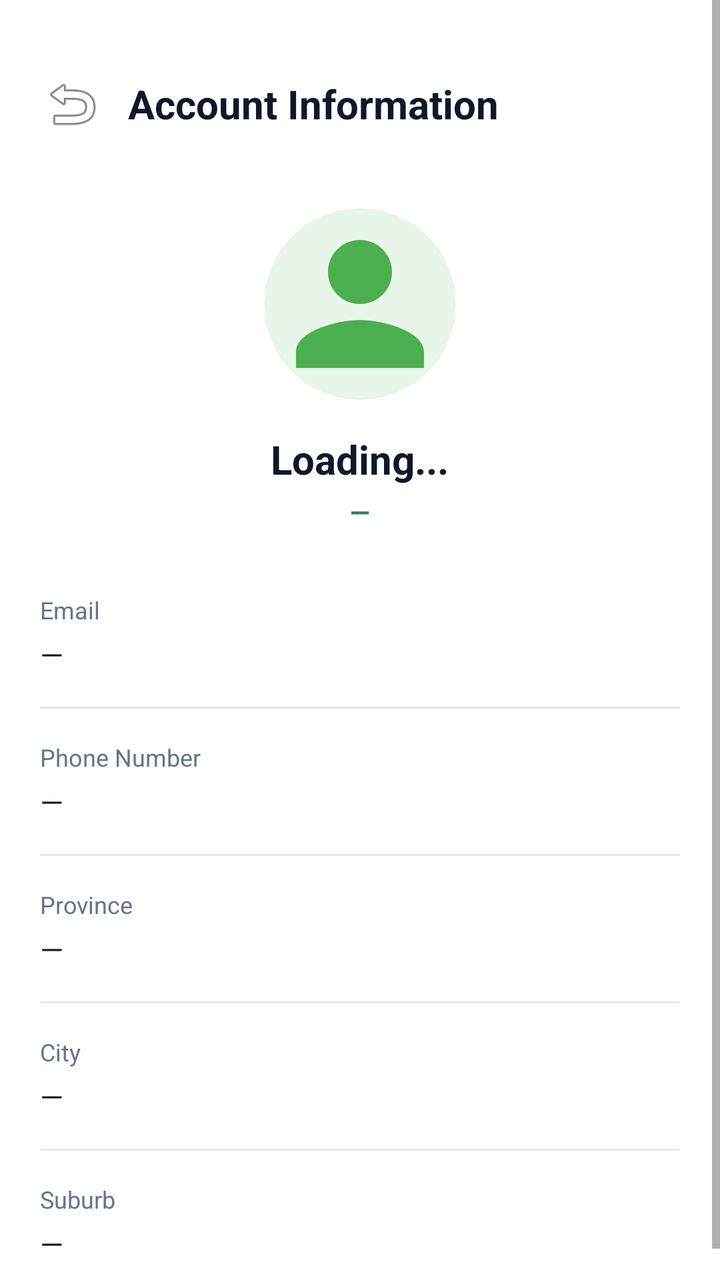
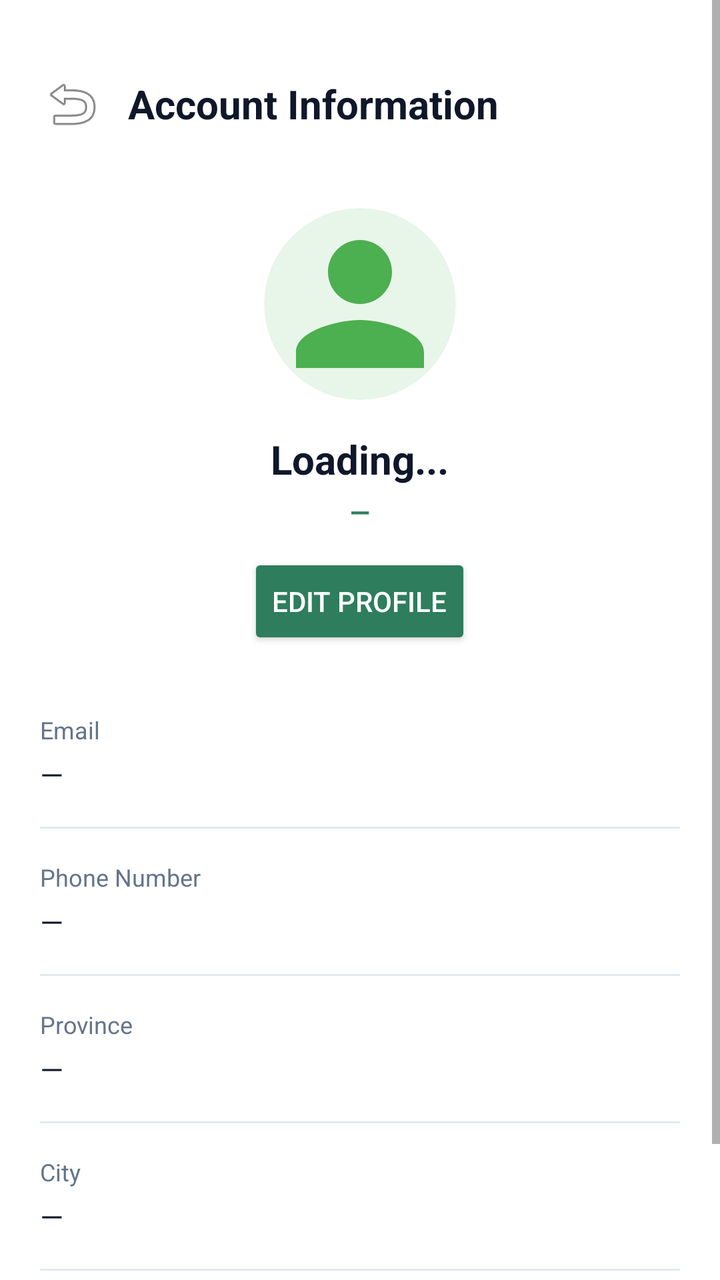

Compare the two renders of this Android layout. The source of the first and the diff that turns it into the second are given below.
<!-- AndroidManifest.xml: application theme Theme.Khula -->
<!-- res/layout/activity_account_information.xml -->
<?xml version="1.0" encoding="utf-8"?>
<ScrollView xmlns:android="http://schemas.android.com/apk/res/android"
    xmlns:app="http://schemas.android.com/apk/res-auto"
    xmlns:tools="http://schemas.android.com/tools"
    android:id="@+id/main"
    android:layout_width="match_parent"
    android:layout_height="match_parent"
    android:background="#FFFFFF"
    android:fillViewport="true"
    tools:context=".AccountInformation">

    <LinearLayout
        android:layout_width="match_parent"
        android:layout_height="wrap_content"
        android:orientation="vertical"
        android:paddingBottom="24dp">

        
        <LinearLayout
            android:layout_width="match_parent"
            android:layout_height="wrap_content"
            android:layout_marginTop="32dp"
            android:gravity="center_vertical"
            android:orientation="horizontal"
            android:paddingHorizontal="16dp">

            <ImageButton
                android:id="@+id/btnBack"
                android:layout_width="40dp"
                android:layout_height="40dp"
                android:background="?attr/selectableItemBackgroundBorderless"
                android:contentDescription="Back"
                android:src="@android:drawable/ic_menu_revert"
                app:tint="#0F172A" />

            <TextView
                android:layout_width="wrap_content"
                android:layout_height="wrap_content"
                android:layout_marginStart="8dp"
                android:text="Account Information"
                android:textColor="#0F172A"
                android:textSize="20sp"
                android:textStyle="bold" />
        </LinearLayout>

        
        <LinearLayout
            android:layout_width="match_parent"
            android:layout_height="wrap_content"
            android:layout_marginTop="32dp"
            android:gravity="center"
            android:orientation="vertical">

            <ImageView
                android:id="@+id/ivAvatar"
                android:layout_width="96dp"
                android:layout_height="96dp"
                android:src="@drawable/ic_customer"
                android:scaleType="centerCrop"
                android:background="@drawable/bg_avatar_circle"
                android:clipToOutline="true" />

            <TextView
                android:id="@+id/tvFullName"
                android:layout_width="wrap_content"
                android:layout_height="wrap_content"
                android:layout_marginTop="16dp"
                android:text="Loading..."
                android:textColor="#0F172A"
                android:textSize="20sp"
                android:textStyle="bold" />

            <TextView
                android:id="@+id/tvAccountType"
                android:layout_width="wrap_content"
                android:layout_height="wrap_content"
                android:layout_marginTop="4dp"
                android:text="—"
                android:textColor="#2E7D5C"
                android:textSize="13sp"
                android:textStyle="bold" />
        </LinearLayout>

        
        <LinearLayout
            android:layout_width="match_parent"
            android:layout_height="wrap_content"
            android:layout_marginTop="32dp"
            android:orientation="vertical"
            android:paddingHorizontal="20dp">

            
            <TextView
                android:layout_width="wrap_content"
                android:layout_height="wrap_content"
                android:text="Email"
                android:textColor="#64748B"
                android:textSize="12sp" />

            <TextView
                android:id="@+id/tvEmail"
                android:layout_width="wrap_content"
                android:layout_height="wrap_content"
                android:layout_marginTop="4dp"
                android:text="—"
                android:textColor="#0F172A"
                android:textSize="15sp" />

            <View
                android:layout_width="match_parent"
                android:layout_height="1dp"
                android:layout_marginTop="16dp"
                android:background="#E2E8F0" />

            
            <TextView
                android:layout_width="wrap_content"
                android:layout_height="wrap_content"
                android:layout_marginTop="16dp"
                android:text="Phone Number"
                android:textColor="#64748B"
                android:textSize="12sp" />

            <TextView
                android:id="@+id/tvPhone"
                android:layout_width="wrap_content"
                android:layout_height="wrap_content"
                android:layout_marginTop="4dp"
                android:text="—"
                android:textColor="#0F172A"
                android:textSize="15sp" />

            <View
                android:layout_width="match_parent"
                android:layout_height="1dp"
                android:layout_marginTop="16dp"
                android:background="#E2E8F0" />

            
            <TextView
                android:layout_width="wrap_content"
                android:layout_height="wrap_content"
                android:layout_marginTop="16dp"
                android:text="Province"
                android:textColor="#64748B"
                android:textSize="12sp" />

            <TextView
                android:id="@+id/tvProvince"
                android:layout_width="wrap_content"
                android:layout_height="wrap_content"
                android:layout_marginTop="4dp"
                android:text="—"
                android:textColor="#0F172A"
                android:textSize="15sp" />

            <View
                android:layout_width="match_parent"
                android:layout_height="1dp"
                android:layout_marginTop="16dp"
                android:background="#E2E8F0" />

            
            <TextView
                android:layout_width="wrap_content"
                android:layout_height="wrap_content"
                android:layout_marginTop="16dp"
                android:text="City"
                android:textColor="#64748B"
                android:textSize="12sp" />

            <TextView
                android:id="@+id/tvCity"
                android:layout_width="wrap_content"
                android:layout_height="wrap_content"
                android:layout_marginTop="4dp"
                android:text="—"
                android:textColor="#0F172A"
                android:textSize="15sp" />

            <View
                android:layout_width="match_parent"
                android:layout_height="1dp"
                android:layout_marginTop="16dp"
                android:background="#E2E8F0" />

            
            <TextView
                android:layout_width="wrap_content"
                android:layout_height="wrap_content"
                android:layout_marginTop="16dp"
                android:text="Suburb"
                android:textColor="#64748B"
                android:textSize="12sp" />

            <TextView
                android:id="@+id/tvSuburb"
                android:layout_width="wrap_content"
                android:layout_height="wrap_content"
                android:layout_marginTop="4dp"
                android:text="—"
                android:textColor="#0F172A"
                android:textSize="15sp" />
        </LinearLayout>

    </LinearLayout>
</ScrollView>
<!-- resources referenced by this layout -->
<resources>
  <!-- drawable bg_avatar_circle (drawable) -->
  <?xml version="1.0" encoding="utf-8"?>
  <shape xmlns:android="http://schemas.android.com/apk/res/android"
      android:shape="oval">
      <solid android:color="#E8F5E9" />
  </shape>
  <!-- drawable ic_customer (drawable) -->
  <?xml version="1.0" encoding="utf-8"?>
  <vector xmlns:android="http://schemas.android.com/apk/res/android"
      android:width="48dp"
      android:height="48dp"
      android:viewportWidth="24"
      android:viewportHeight="24">
      <path
          android:fillColor="#4CAF50"
          android:pathData="M12,12c2.21,0 4,-1.79 4,-4s-1.79,-4 -4,-4 -4,1.79 -4,4 1.79,4 4,4zM12,14c-2.67,0 -8,1.34 -8,4v2h16v-2c0,-2.66 -5.33,-4 -8,-4z"/>
  </vector>
  <style name="Theme.Khula" parent="android:Theme.Material.Light.NoActionBar" />
</resources>

<!-- the commit's change to res/layout/activity_account_information.xml (unified diff, before → after) -->
@@ -79,6 +79,15 @@
                 android:textColor="#2E7D5C"
                 android:textSize="13sp"
                 android:textStyle="bold" />
+
+            <Button
+                android:id="@+id/btnEditProfile"
+                android:layout_width="wrap_content"
+                android:layout_height="wrap_content"
+                android:layout_marginTop="12dp"
+                android:text="Edit Profile"
+                android:textColor="#FFFFFF"
+                android:backgroundTint="#2E7D5C" />
         </LinearLayout>
 
         
